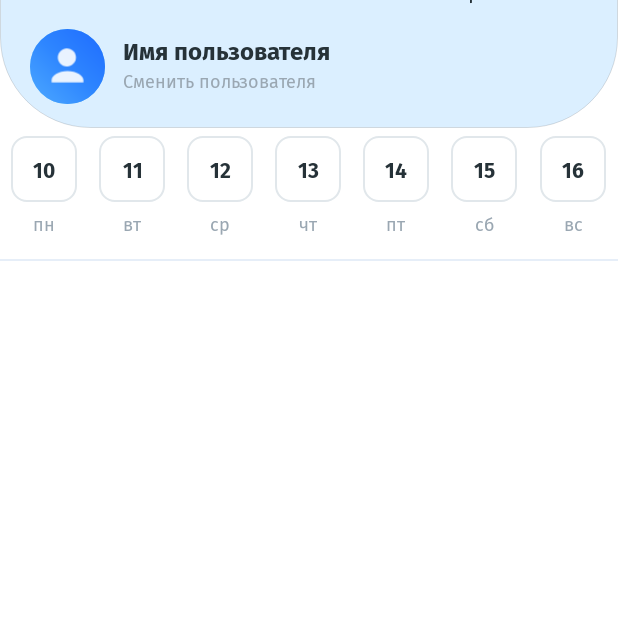
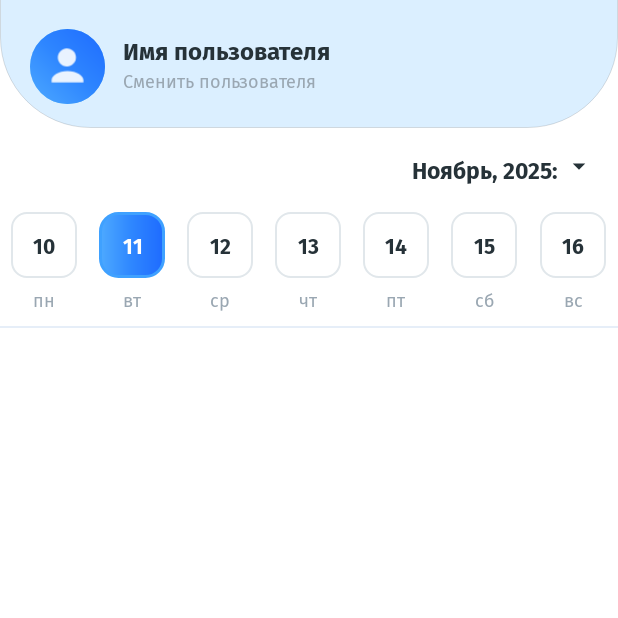
Before and after one commit to Op1m/medicine-reminder-app, an Android app: the screen it shows after launch (MainActivity), on a phone screen of 412 x 824 dp, the top half of it. Run offline under Robolectric (Android 15) with nearby library versions, the light colour scheme and no system bars.

Commit message:
Main screen, Signup/signin screen, splash screen and other

```diff
--- a/android-app/app/build.gradle.kts
+++ b/android-app/app/build.gradle.kts
@@ -42,6 +42,7 @@ android {
 dependencies {
     implementation ("androidx.core:core-ktx:1.7.0")
     implementation ("androidx.appcompat:appcompat:1.4.1")
+    implementation("androidx.cardview:cardview:1.0.0")
     implementation("com.google.android.material:material:1.9.0")
     implementation ("androidx.constraintlayout:constraintlayout:2.1.3")
 
--- a/android-app/app/src/main/java/com/op1m/medrem/android/ui/main/MainActivity.kt
+++ b/android-app/app/src/main/java/com/op1m/medrem/android/ui/main/MainActivity.kt
@@ -1,5 +1,6 @@
 package com.op1m.medrem.android.ui.main
 
+import android.graphics.Color
 import android.os.Bundle
 import android.view.LayoutInflater
 import android.view.View
@@ -19,6 +20,13 @@ class MainActivity : AppCompatActivity(), CalendarDialogFragment.Listener {
 
     private lateinit var weekContainer: LinearLayout
     private val locale = Locale("ru")
+    private var selectedDate: LocalDate? = null
+    private val today: LocalDate = LocalDate.now()
+
+    private val MONTHS_NOMINATIVE = arrayOf(
+        "Январь","Февраль","Март","Апрель","Май","Июнь",
+        "Июль","Август","Сентябрь","Октябрь","Ноябрь","Декабрь"
+    )
 
     override fun onCreate(savedInstanceState: Bundle?) {
         super.onCreate(savedInstanceState)
@@ -26,46 +34,89 @@ class MainActivity : AppCompatActivity(), CalendarDialogFragment.Listener {
         weekContainer = findViewById(R.id.week_container)
         val tvMonthYear = findViewById<TextView>(R.id.tv_month_year)
         val ivArrow = findViewById<ImageView>(R.id.iv_month_arrow)
-
-        val today = LocalDate.now()
-        setWeekForDate(today)
-        tvMonthYear.text = today.month.getDisplayName(TextStyle.FULL_STANDALONE, locale) + " " + today.year.toString()
-
+        if (savedInstanceState != null) {
+            val saved = savedInstanceState.getString("selected_date")
+            if (saved != null) selectedDate = LocalDate.parse(saved)
+        } else {
+            selectedDate = today
+        }
+        val todayDate = LocalDate.now()
+        setWeekForDate(todayDate)
+        val monthNameInit = MONTHS_NOMINATIVE[todayDate.monthValue - 1]
+        tvMonthYear.text = "$monthNameInit, ${todayDate.year}:"
         val openCalendar = View.OnClickListener {
-            val dlg = CalendarDialogFragment.newInstance(YearMonth.now().year, YearMonth.now().monthValue)
-            dlg.show(supportFragmentManager, "calendar")
+            val anchor = findViewById<View>(R.id.iv_month_arrow)
+            val popup = CalendarPopup(
+                this,
+                YearMonth.now().year,
+                YearMonth.now().monthValue,
+                selectedDate,
+                object : CalendarDialogFragment.Listener {
+                    override fun onDateSelected(date: LocalDate) {
+                        selectedDate = date
+                        val tvMonthYear = findViewById<TextView>(R.id.tv_month_year)
+                        val monthName = MONTHS_NOMINATIVE[date.monthValue - 1]
+                        tvMonthYear.text = "$monthName, ${date.year}:"
+                        setWeekForDate(date)
+                    }
+                }
+            )
+            popup.show(anchor)
         }
         findViewById<View>(R.id.month_year_container).setOnClickListener(openCalendar)
         ivArrow.setOnClickListener(openCalendar)
+    }
+
+    override fun onSaveInstanceState(outState: Bundle) {
+        super.onSaveInstanceState(outState)
+        selectedDate?.let { outState.putString("selected_date", it.toString()) }
     }
 
     private fun setWeekForDate(date: LocalDate) {
         weekContainer.removeAllViews()
         val monday = date.with(TemporalAdjusters.previousOrSame(DayOfWeek.MONDAY))
         val inflater = LayoutInflater.from(this)
+
         for (i in 0..6) {
             val d = monday.plusDays(i.toLong())
             val item = inflater.inflate(R.layout.item_week_day, weekContainer, false) as View
             val tvNum = item.findViewById<TextView>(R.id.tv_day_num)
             val tvAbbr = item.findViewById<TextView>(R.id.tv_day_abbr)
+
             tvNum.text = d.dayOfMonth.toString()
             tvAbbr.text = d.dayOfWeek.getDisplayName(TextStyle.SHORT, locale).lowercase(locale)
+
             val lp = LinearLayout.LayoutParams(0, LinearLayout.LayoutParams.WRAP_CONTENT, 1f)
             item.layoutParams = lp
             item.isClickable = true
+
+            val isToday = d == today
+            val isSelected = selectedDate != null && d == selectedDate
+
+            if (isSelected) {
+                tvNum.setBackgroundResource(R.drawable.day_bg_selected)
+                tvNum.setTextColor(Color.WHITE)
+            } else if (isToday) {
+                tvNum.setBackgroundResource(R.drawable.day_bg_today_outline)
+                tvNum.setTextColor(Color.parseColor("#263238"))
+            } else {
+                tvNum.setBackgroundResource(R.drawable.week_day_bg_selector)
+                tvNum.setTextColor(Color.parseColor("#263238"))
+            }
+
             item.setOnClickListener {
-                for (j in 0 until weekContainer.childCount) {
-                    weekContainer.getChildAt(j).findViewById<View>(R.id.tv_day_num).isSelected = false
-                }
-                tvNum.isSelected = true
+                selectedDate = d
+                setWeekForDate(d)
             }
             weekContainer.addView(item)
         }
     }
 
     override fun onDateSelected(date: LocalDate) {
+        selectedDate = date
         val tvMonthYear = findViewById<TextView>(R.id.tv_month_year)
-        tvMonthYear.text = date.month.getDisplayName(TextStyle.FULL_STANDALONE, locale) + " " + date.year.toString()
+        val monthName = MONTHS_NOMINATIVE[date.monthValue - 1]
+        tvMonthYear.text = "$monthName, ${date.year}:"
         setWeekForDate(date)
     }
 }
--- /dev/null
+++ b/android-app/app/src/main/res/drawable/day_bg_default.xml
@@ -0,0 +1,6 @@
+<?xml version="1.0" encoding="utf-8"?>
+<shape xmlns:android="http://schemas.android.com/apk/res/android"
+    android:shape="rectangle">
+    <solid android:color="#FFFFFF"/>
+    <corners android:radius="10dp"/>
+</shape>
--- /dev/null
+++ b/android-app/app/src/main/res/drawable/day_bg_selected.xml
@@ -0,0 +1,12 @@
+<?xml version="1.0" encoding="utf-8"?>
+<shape xmlns:android="http://schemas.android.com/apk/res/android"
+    android:shape="rectangle">
+    <gradient
+        android:angle="0"
+        android:startColor="#4DA9FF"
+        android:centerColor="#2E86FF"
+        android:endColor="#1E6BFF"
+        android:type="linear"/>
+    <stroke android:width="2dp" android:color="#3FA1FF"/>
+    <corners android:radius="12dp"/>
+</shape>
--- /dev/null
+++ b/android-app/app/src/main/res/drawable/day_bg_today_outline.xml
@@ -0,0 +1,7 @@
+<?xml version="1.0" encoding="utf-8"?>
+<shape xmlns:android="http://schemas.android.com/apk/res/android"
+    android:shape="rectangle">
+    <solid android:color="#FFFFFF"/>
+    <stroke android:width="2dp" android:color="#3FA1FF"/>
+    <corners android:radius="12dp"/>
+</shape>
--- a/android-app/app/src/main/res/layout/activity_main.xml
+++ b/android-app/app/src/main/res/layout/activity_main.xml
@@ -2,6 +2,7 @@
 <androidx.constraintlayout.widget.ConstraintLayout
     xmlns:android="http://schemas.android.com/apk/res/android"
     xmlns:app="http://schemas.android.com/apk/res-auto"
+    xmlns:tools="http://schemas.android.com/tools"
     android:id="@+id/root_step2"
     android:layout_width="match_parent"
     android:layout_height="match_parent"
@@ -58,47 +59,19 @@
             android:textSize="12sp"
             app:layout_constraintStart_toEndOf="@id/top_iv_avatar_preview"
             app:layout_constraintTop_toTopOf="parent"
-            app:layout_constraintEnd_toStartOf="@id/month_year_container"/>
-
-        <LinearLayout
-            android:id="@+id/month_year_container"
-            android:layout_width="wrap_content"
-            android:layout_height="wrap_content"
-            android:layout_marginEnd="16dp"
-            android:orientation="horizontal"
-            android:gravity="center_vertical"
-            app:layout_constraintEnd_toEndOf="parent"
-            app:layout_constraintTop_toTopOf="parent"
-            android:padding="8dp">
-
-            <TextView
-                android:id="@+id/tv_month_year"
-                android:layout_width="wrap_content"
-                android:layout_height="wrap_content"
-                android:fontFamily="@font/fira_sans"
-                android:text="Ноябрь 2025"
-                android:textColor="#263238"
-                android:textSize="14sp"/>
-
-            <ImageView
-                android:id="@+id/iv_month_arrow"
-                android:layout_width="20dp"
-                android:layout_height="20dp"
-                android:layout_marginStart="8dp"
-                android:src="@drawable/ic_arrow_down"
-                android:contentDescription="open calendar"
-                app:tint="#263238"/>
-        </LinearLayout>
+            app:layout_constraintEnd_toStartOf="@id/month_year_container"
+            tools:ignore="NotSibling" />
 
     </androidx.constraintlayout.widget.ConstraintLayout>
 
     <HorizontalScrollView
         android:id="@+id/hsv_week"
         android:layout_width="0dp"
+        android:layout_marginTop="10dp"
         android:layout_height="wrap_content"
         android:fillViewport="true"
         android:overScrollMode="never"
-        app:layout_constraintTop_toBottomOf="@id/top_panel"
+        app:layout_constraintTop_toBottomOf="@id/tv_month_year"
         app:layout_constraintStart_toStartOf="parent"
         app:layout_constraintEnd_toEndOf="parent">
 
@@ -113,10 +86,47 @@
         android:id="@+id/divider_below_week"
         android:layout_width="0dp"
         android:layout_height="1dp"
-        android:layout_marginTop="8dp"
+        android:layout_marginTop="2dp"
         android:background="#E6EEF8"
-        app:layout_constraintTop_toBottomOf="@id/hsv_week"
+        app:layout_constraintEnd_toEndOf="parent"
+        app:layout_constraintHorizontal_bias="0.0"
         app:layout_constraintStart_toStartOf="parent"
-        app:layout_constraintEnd_toEndOf="parent" />
+        app:layout_constraintTop_toBottomOf="@id/hsv_week" />
+
+    <LinearLayout
+        android:id="@+id/month_year_container"
+        android:layout_width="wrap_content"
+        android:layout_height="wrap_content"
+        android:gravity="center_vertical"
+        android:orientation="horizontal"
+        android:padding="2dp"
+        app:layout_constraintStart_toStartOf="@id/top_panel">
+
+    </LinearLayout>
+
+    <TextView
+        android:id="@+id/tv_month_year"
+        android:layout_width="wrap_content"
+        android:layout_height="wrap_content"
+        android:layout_marginTop="16dp"
+        android:fontFamily="@font/fira_sans"
+        android:text="Ноябрь 2025"
+        android:textColor="#263238"
+        android:textSize="15sp"
+        android:textStyle="bold"
+        app:layout_constraintEnd_toEndOf="parent"
+        android:layout_marginRight="40dp"
+        app:layout_constraintTop_toBottomOf="@+id/top_panel" />
+
+    <ImageView
+        android:id="@+id/iv_month_arrow"
+        android:layout_width="20dp"
+        android:layout_height="20dp"
+        android:layout_marginStart="4dp"
+        android:contentDescription="open calendar"
+        android:src="@drawable/ic_arrow_down"
+        app:layout_constraintStart_toEndOf="@+id/tv_month_year"
+        app:layout_constraintTop_toTopOf="@+id/tv_month_year"
+        app:tint="#263238" />
 
 </androidx.constraintlayout.widget.ConstraintLayout>
--- /dev/null
+++ b/android-app/app/src/main/res/values/styles.xml
@@ -0,0 +1,3 @@
+<?xml version="1.0" encoding="utf-8"?>
+<resources>
+</resources>
```
Also changed, not shown: android-app/app/src/main/java/com/op1m/medrem/android/ui/main/CalendarPopup.kt (added, +216 -0 lines), android-app/app/src/main/res/layout/activity_sign_up.xml (+43 -38 lines), android-app/app/src/main/res/layout/day_cell.xml (+8 -5 lines), android-app/app/src/main/res/layout/popup_calendar.xml (+100 -42 lines).
